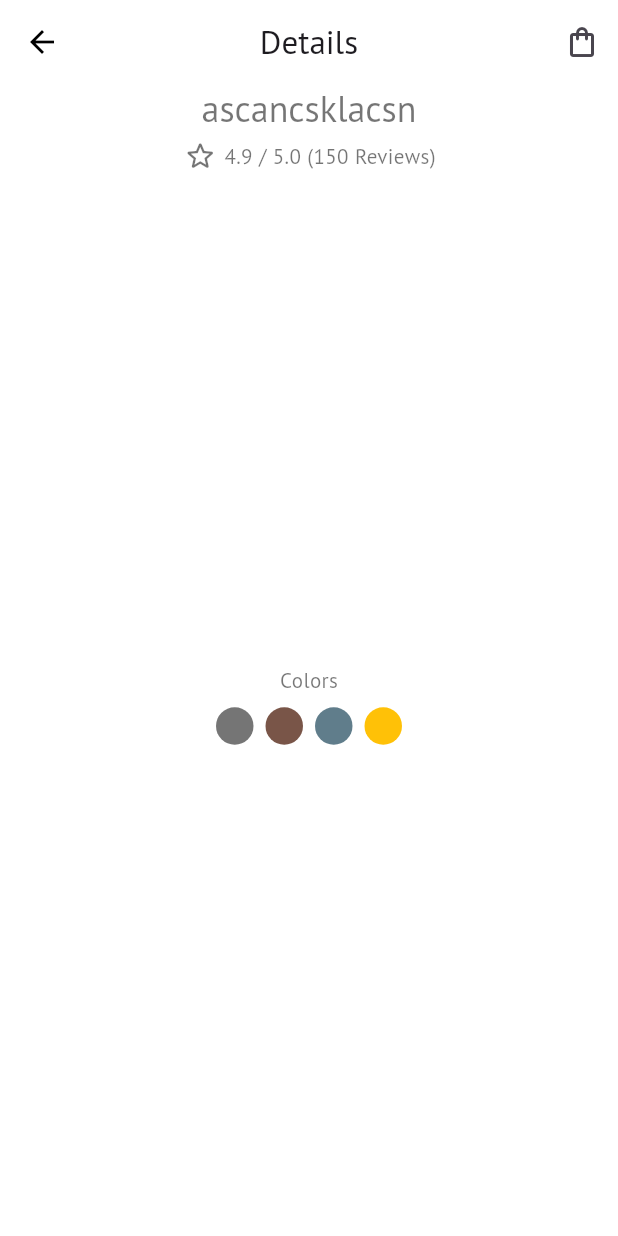
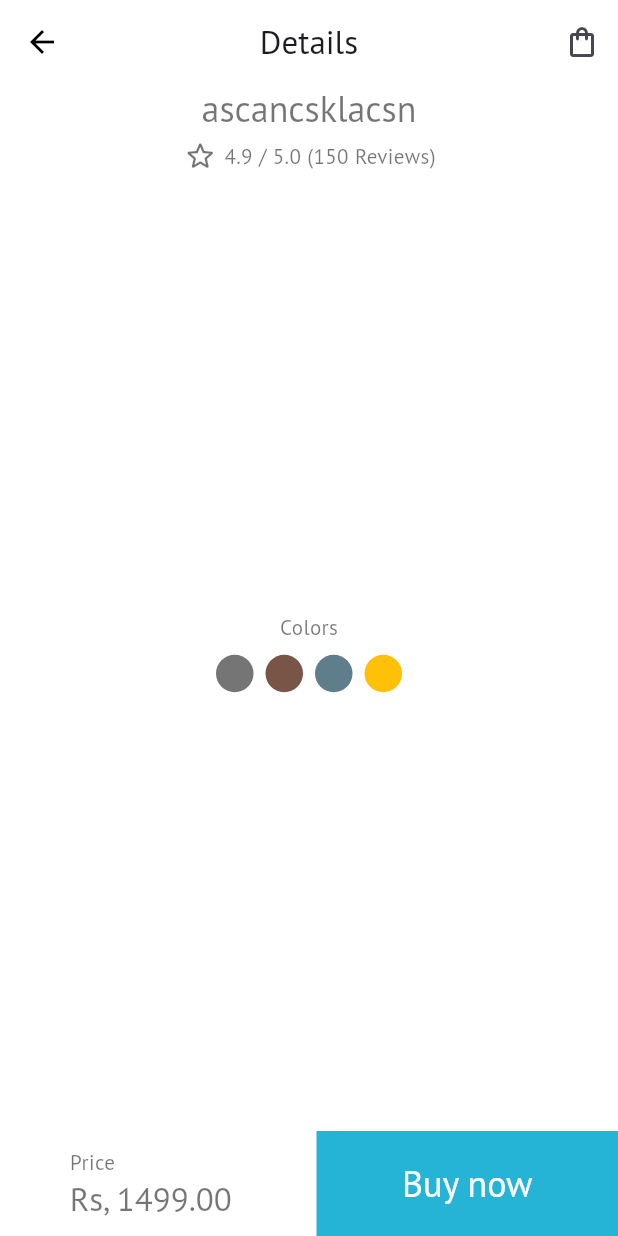
Before and after one commit to MrPouyaSaad/Watch-3D, a Flutter app: the screen it shows after launch, on a phone screen of 412 x 824 dp. Run offline on Flutter 3.47's test engine with Material 2 defaults, Android fonts, the phone set to English and light mode, and no system bars; our stand-ins replace google_fonts.

Commit message:
Make Bottom navigation

```diff
--- a/lib/details.dart
+++ b/lib/details.dart
@@ -94,6 +94,56 @@ class DetailsScreen extends StatelessWidget {
             Spacer(),
           ],
         ),
+        bottomNavigationBar: Row(
+          children: [
+            Expanded(
+              child: Container(
+                height: 70,
+                decoration: BoxDecoration(
+                  color: Colors.white,
+                  borderRadius: BorderRadius.circular(10),
+                ),
+                child: Center(
+                  child: Column(
+                    crossAxisAlignment: CrossAxisAlignment.start,
+                    mainAxisAlignment: MainAxisAlignment.center,
+                    children: [
+                      Text(
+                        'Price',
+                        style: Theme.of(context).textTheme.bodyMedium?.copyWith(
+                              color: Colors.black54,
+                            ),
+                      ),
+                      Text(
+                        'Rs, 1499.00',
+                        style: Theme.of(context).textTheme.titleLarge?.copyWith(
+                              color: Colors.black54,
+                            ),
+                      ),
+                    ],
+                  ),
+                ),
+              ),
+            ),
+            SizedBox(
+              width: 10,
+            ),
+            Expanded(
+              child: Container(
+                height: 70,
+                color: Color(0xff26B4D6),
+                child: Center(
+                  child: Text(
+                    'Buy now',
+                    style: Theme.of(context).textTheme.headlineSmall?.copyWith(
+                          color: Colors.white,
+                        ),
+                  ),
+                ),
+              ),
+            ),
+          ],
+        ),
       ),
     );
   }
```
